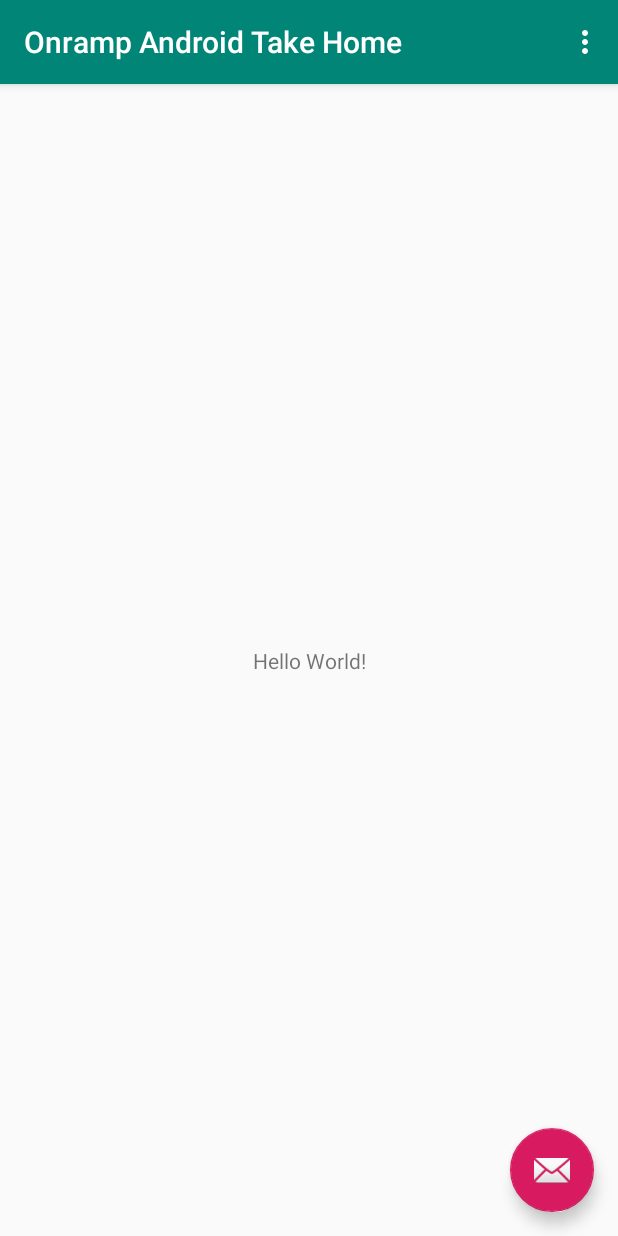
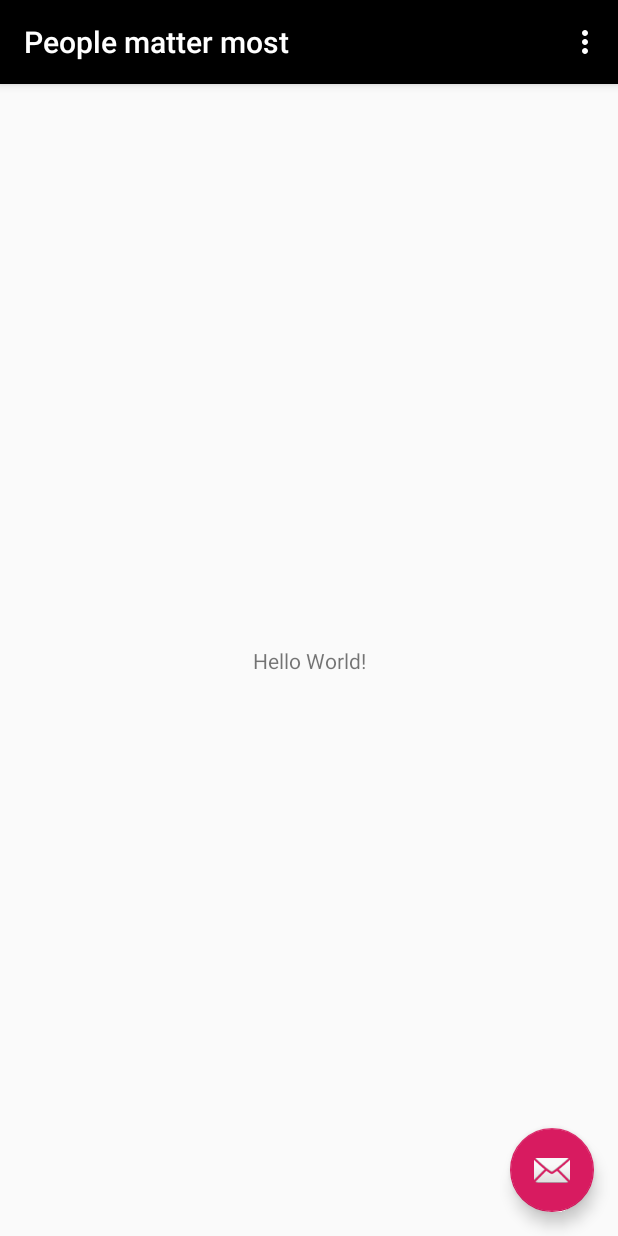
Before and after one commit to elizabethlarkinnelson/OAPTH, an Android app: the screen it shows after launch (MainActivity), on a phone screen of 412 x 824 dp. Run offline under Robolectric (Android 15) with nearby library versions, the phone set to English and light mode, and no system bars.

Commit message:
Apptheme color dark and light changed.  Toolbar title changed

```diff
--- a/app/src/main/java/com/onramp/android/takehome/MainActivity.java
+++ b/app/src/main/java/com/onramp/android/takehome/MainActivity.java
@@ -17,6 +17,7 @@ public class MainActivity extends AppCompatActivity {
         setContentView(R.layout.activity_main);
         Toolbar toolbar = findViewById(R.id.toolbar);
         setSupportActionBar(toolbar);
+        getSupportActionBar().setTitle(getString(R.string.motto));
 
         FloatingActionButton fab = findViewById(R.id.fab);
         fab.setOnClickListener(new View.OnClickListener() {
--- a/app/src/main/res/values/colors.xml
+++ b/app/src/main/res/values/colors.xml
@@ -1,6 +1,6 @@
 <?xml version="1.0" encoding="utf-8"?>
 <resources>
-    <color name="colorPrimary">#008577</color>
-    <color name="colorPrimaryDark">#00574B</color>
+    <color name="colorPrimary">#000000</color>
+    <color name="colorPrimaryDark">#000000</color>
     <color name="colorAccent">#D81B60</color>
 </resources>
--- a/app/src/main/res/values/strings.xml
+++ b/app/src/main/res/values/strings.xml
@@ -1,4 +1,8 @@
 <resources>
-    <string name="app_name">Onramp Android Take Home</string>
+
+    <!-- Toolbar and Title Strings -->
+    <string name="app_name">Journey</string>
     <string name="action_settings">Settings</string>
+    <string name="motto">People matter most</string>
+
 </resources>
```
